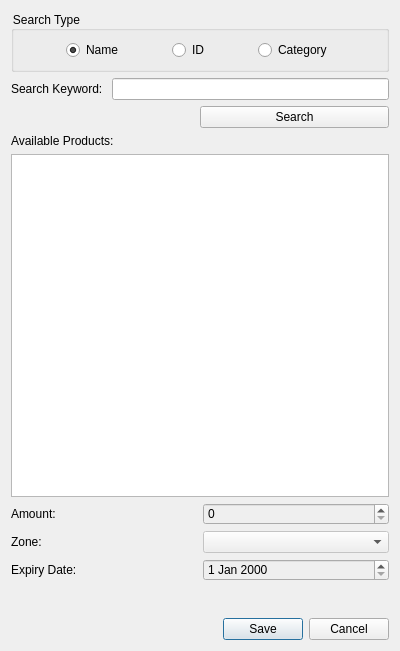
Qt form addstockdialog.ui (munaibalhelali/WarehouseSystem_using_Qt) before a commit.
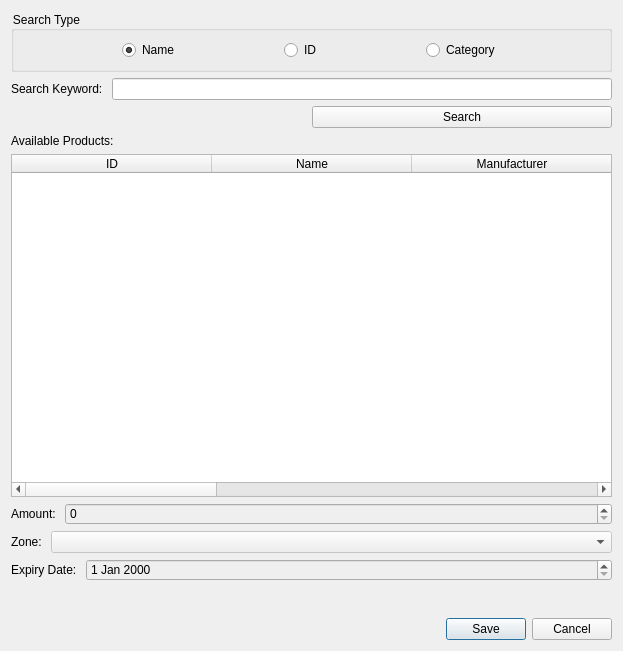
The same form after that commit.

Commit message: changed listWidget to tableWidget

The edit to the form file:
```diff
--- a/addstockdialog.ui
+++ b/addstockdialog.ui
@@ -9,7 +9,7 @@
    <rect>
     <x>0</x>
     <y>0</y>
-    <width>400</width>
+    <width>623</width>
     <height>651</height>
    </rect>
   </property>
@@ -147,10 +147,43 @@
       </widget>
      </item>
      <item>
-      <widget class="QListWidget" name="availableProductsListWidget">
-       <property name="sortingEnabled">
+      <widget class="QTableWidget" name="availableProductsTableWidget">
+       <attribute name="horizontalHeaderDefaultSectionSize">
+        <number>200</number>
+       </attribute>
+       <attribute name="horizontalHeaderStretchLastSection">
         <bool>true</bool>
-       </property>
+       </attribute>
+       <column>
+        <property name="text">
+         <string>ID</string>
+        </property>
+       </column>
+       <column>
+        <property name="text">
+         <string>Name</string>
+        </property>
+       </column>
+       <column>
+        <property name="text">
+         <string>Manufacturer</string>
+        </property>
+       </column>
+       <column>
+        <property name="text">
+         <string>Expiry Date</string>
+        </property>
+       </column>
+       <column>
+        <property name="text">
+         <string>Size</string>
+        </property>
+       </column>
+       <column>
+        <property name="text">
+         <string>Category</string>
+        </property>
+       </column>
       </widget>
      </item>
     </layout>
@@ -159,6 +192,12 @@
     <layout class="QHBoxLayout" name="horizontalLayout_3">
      <item>
       <widget class="QLabel" name="label_3">
+       <property name="sizePolicy">
+        <sizepolicy hsizetype="Fixed" vsizetype="Fixed">
+         <horstretch>0</horstretch>
+         <verstretch>0</verstretch>
+        </sizepolicy>
+       </property>
        <property name="text">
         <string>Amount: </string>
        </property>
@@ -180,6 +219,12 @@
     <layout class="QHBoxLayout" name="horizontalLayout_4">
      <item>
       <widget class="QLabel" name="label_4">
+       <property name="sizePolicy">
+        <sizepolicy hsizetype="Fixed" vsizetype="Fixed">
+         <horstretch>0</horstretch>
+         <verstretch>0</verstretch>
+        </sizepolicy>
+       </property>
        <property name="text">
         <string>Zone: </string>
        </property>
@@ -198,6 +243,12 @@
     <layout class="QHBoxLayout" name="horizontalLayout_6">
      <item>
       <widget class="QLabel" name="label_5">
+       <property name="sizePolicy">
+        <sizepolicy hsizetype="Fixed" vsizetype="Fixed">
+         <horstretch>0</horstretch>
+         <verstretch>0</verstretch>
+        </sizepolicy>
+       </property>
        <property name="text">
         <string>Expiry Date: </string>
        </property>
```
